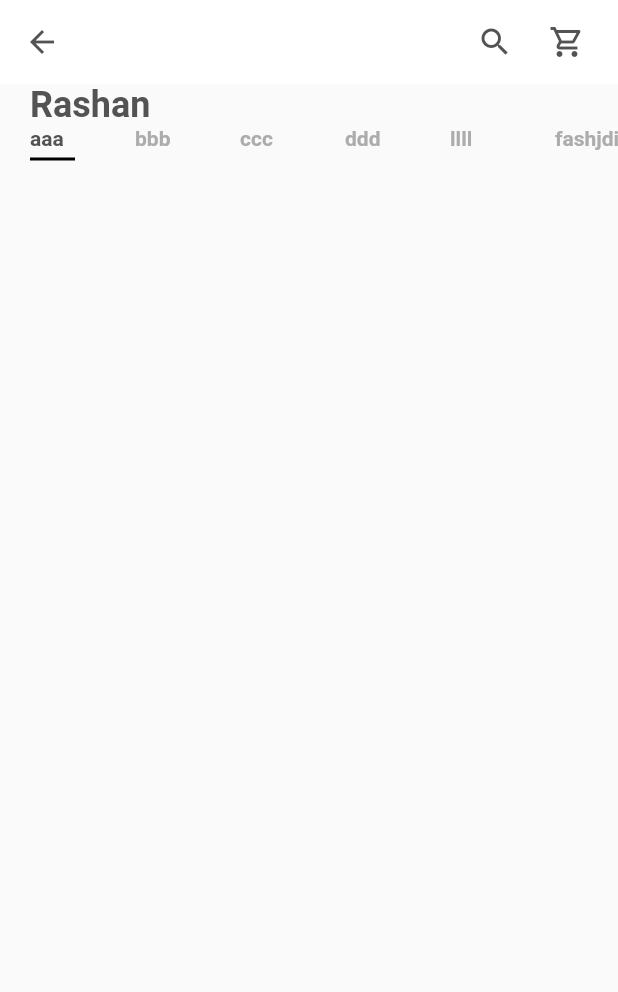
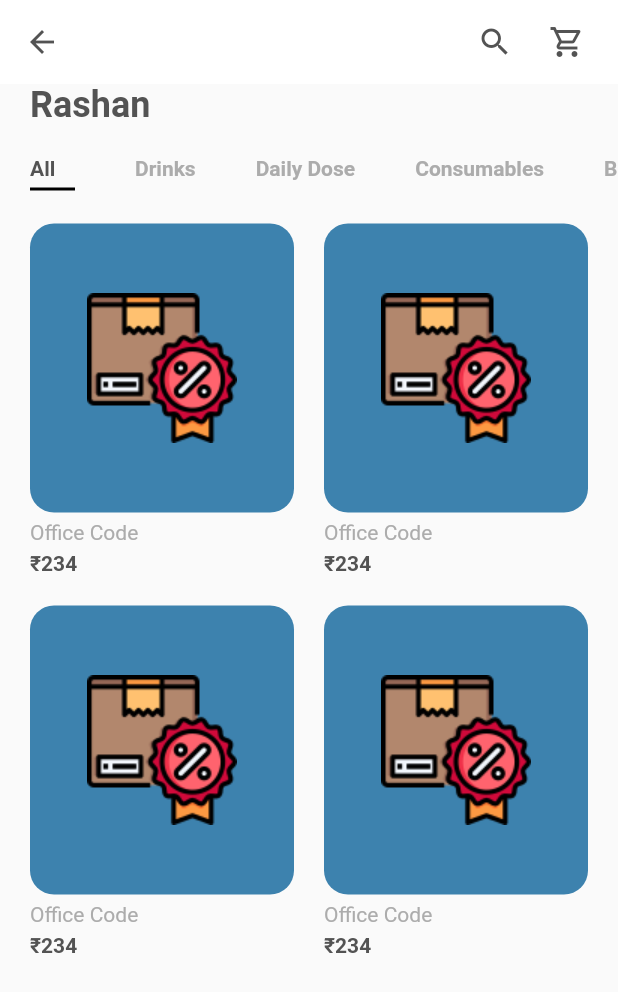
Before and after one commit to Marshal-GG/project_jh, a Flutter app: the screen it shows after launch, on a phone screen of 412 x 824 dp. Shown: the top 992 px of the screen. Run offline on Flutter 3.47's test engine with Material 2 defaults, Android fonts, the phone set to English and light mode, and no system bars; our stand-ins replace flutter_svg.

Commit message:
added tiles

```diff
--- a/lib/screens/home/components/body.dart
+++ b/lib/screens/home/components/body.dart
@@ -1,5 +1,10 @@
+import 'package:flutter/foundation.dart';
 import 'package:flutter/material.dart';
 import 'package:project_jh/constants.dart';
+import 'package:project_jh/models/product.dart';
+
+import 'categories.dart';
+import 'item_card.dart';
 
 class Body extends StatelessWidget {
   const Body({Key? key}) : super(key: key);
@@ -20,69 +25,28 @@ class Body extends StatelessWidget {
           ),
         ),
         const Categories(),
+        Expanded(
+          child: Padding(
+            padding: const EdgeInsets.symmetric(horizontal: kDefaultPaddin),
+            child: GridView.builder(
+              itemCount: products.length,
+              gridDelegate: const SliverGridDelegateWithFixedCrossAxisCount(
+                  crossAxisCount: 2,
+                  mainAxisSpacing: kDefaultPaddin,
+                  crossAxisSpacing: kDefaultPaddin,
+                  childAspectRatio: 0.75),
+              itemBuilder: (context, index) => ItemCard(
+                product: products[index],
+                press: () {
+                  if (kDebugMode) {
+                    print('You pressed the button.');
+                  }
+                },
+              ),
+            ),
+          ),
+        ),
       ],
     );
   }
 }
-
-class Categories extends StatefulWidget {
-  const Categories({Key? key}) : super(key: key);
-
-  @override
-  State<Categories> createState() => _CategoriesState();
-}
-
-class _CategoriesState extends State<Categories> {
-  // ignore: non_constant_identifier_names
-  List<String> Categories = [
-    "aaa",
-    "bbb",
-    "ccc",
-    "ddd",
-    "llll",
-    "fashjdih",
-    "uagsdugif",
-    "uafiogdifh"
-  ];
-  int selectedIndex = 0;
-  @override
-  Widget build(BuildContext context) {
-    return SizedBox(
-      height: 25,
-      child: ListView.builder(
-          scrollDirection: Axis.horizontal,
-          itemCount: Categories.length,
-          itemBuilder: (context, index) => buildCategory(index)),
-    );
-  }
-
-  Widget buildCategory(int index) {
-    return GestureDetector(
-      onTap: () {
-        setState(() {
-          selectedIndex = index;
-        });
-      },
-      child: Padding(
-        padding: const EdgeInsets.symmetric(horizontal: kDefaultPaddin),
-        child: Column(
-          crossAxisAlignment: CrossAxisAlignment.start,
-          children: <Widget>[
-            Text(
-              Categories[index],
-              style: TextStyle(
-                  fontWeight: FontWeight.bold,
-                  color: selectedIndex == index ? kTextColor : kTextLightColor),
-            ),
-            Container(
-              margin: const EdgeInsets.only(top: kDefaultPaddin / 4),
-              height: 2,
-              width: 30,
-              color: selectedIndex == index ? Colors.black : Colors.transparent,
-            )
-          ],
-        ),
-      ),
-    );
-  }
-}
--- /dev/null
+++ b/lib/screens/home/components/categories.dart
@@ -0,0 +1,68 @@
+import 'package:flutter/material.dart';
+
+import '../../../constants.dart';
+
+class Categories extends StatefulWidget {
+  const Categories({Key? key}) : super(key: key);
+
+  @override
+  State<Categories> createState() => _CategoriesState();
+}
+
+class _CategoriesState extends State<Categories> {
+  // ignore: non_constant_identifier_names
+  List<String> Categories = [
+    "All",
+    "Drinks",
+    "Daily Dose",
+    "Consumables",
+    "Baked",
+    "fashjdih",
+    "uagsdugif",
+    "uafiogdifh"
+  ];
+  int selectedIndex = 0;
+  @override
+  Widget build(BuildContext context) {
+    return Padding(
+      padding: const EdgeInsets.symmetric(vertical: kDefaultPaddin),
+      child: SizedBox(
+        height: 25,
+        child: ListView.builder(
+            scrollDirection: Axis.horizontal,
+            itemCount: Categories.length,
+            itemBuilder: (context, index) => buildCategory(index)),
+      ),
+    );
+  }
+
+  Widget buildCategory(int index) {
+    return GestureDetector(
+      onTap: () {
+        setState(() {
+          selectedIndex = index;
+        });
+      },
+      child: Padding(
+        padding: const EdgeInsets.symmetric(horizontal: kDefaultPaddin),
+        child: Column(
+          crossAxisAlignment: CrossAxisAlignment.start,
+          children: <Widget>[
+            Text(
+              Categories[index],
+              style: TextStyle(
+                  fontWeight: FontWeight.bold,
+                  color: selectedIndex == index ? kTextColor : kTextLightColor),
+            ),
+            Container(
+              margin: const EdgeInsets.only(top: kDefaultPaddin / 4),
+              height: 2,
+              width: 30,
+              color: selectedIndex == index ? Colors.black : Colors.transparent,
+            )
+          ],
+        ),
+      ),
+    );
+  }
+}
--- /dev/null
+++ b/lib/screens/home/components/item_card.dart
@@ -0,0 +1,46 @@
+import 'package:flutter/material.dart';
+
+import '../../../constants.dart';
+import '../../../models/product.dart';
+
+class ItemCard extends StatelessWidget {
+  final Product product;
+  final Function press;
+  const ItemCard({
+    Key? key,
+    required this.product,
+    required this.press,
+  }) : super(key: key);
+
+  @override
+  Widget build(BuildContext context) {
+    return Column(
+      crossAxisAlignment: CrossAxisAlignment.start,
+      children: [
+        Expanded(
+          child: Container(
+            padding: const EdgeInsets.all(kDefaultPaddin),
+            // height: 180,
+            // width: 160,
+            decoration: BoxDecoration(
+              color: product.color,
+              borderRadius: BorderRadius.circular(16),
+            ),
+            child: Image.asset(products[0].image),
+          ),
+        ),
+        Padding(
+          padding: const EdgeInsets.symmetric(vertical: kDefaultPaddin / 4),
+          child: Text(
+            products[0].title,
+            style: const TextStyle(color: kTextLightColor),
+          ),
+        ),
+        Text(
+          "₹${product.price}",
+          style: const TextStyle(fontWeight: FontWeight.bold),
+        )
+      ],
+    );
+  }
+}
```
Also changed, not shown: lib/screens/details/details_screen.dart (added).
